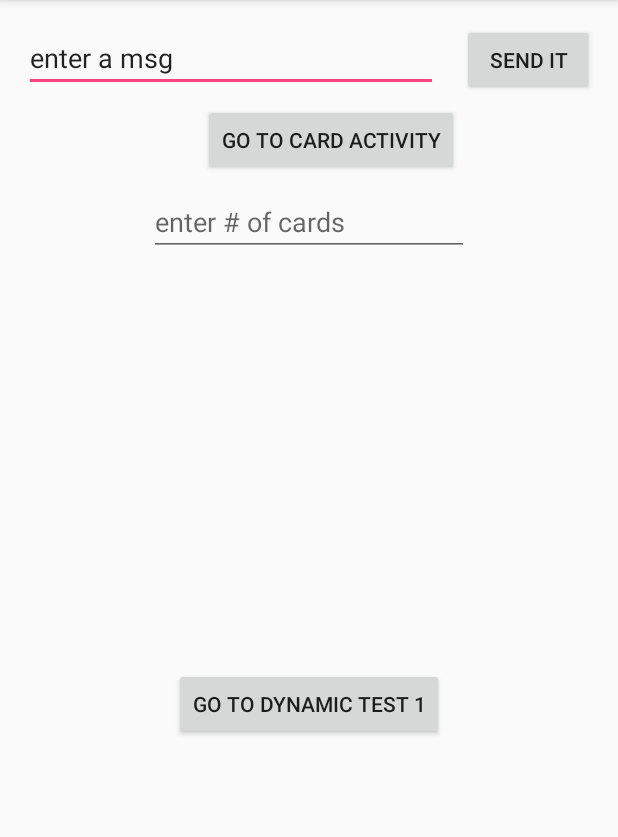
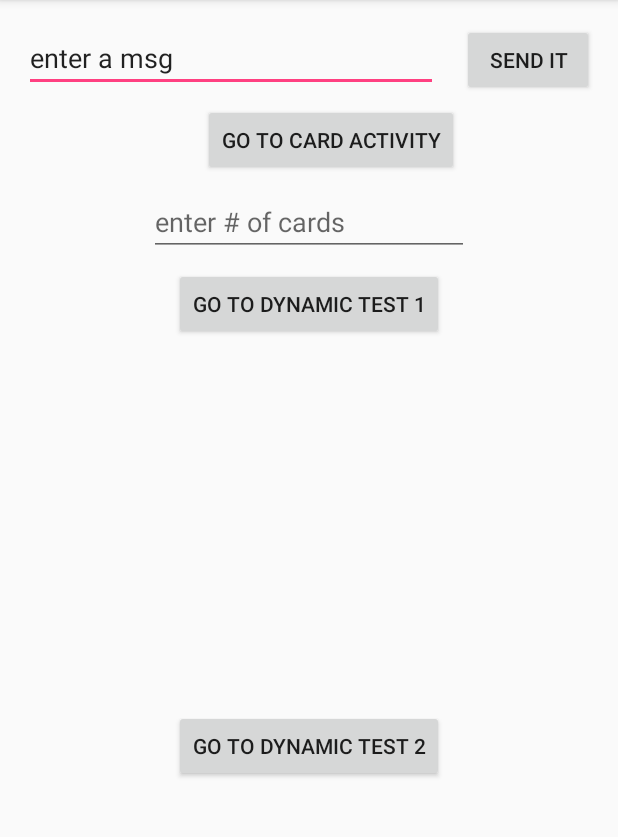
Before and after one commit to Brandon-Valley/android_app_tests, an Android app: the screen it shows after launch (MainActivity), on a phone screen of 412 x 824 dp, the part 84-921 px from its top. Run offline under Robolectric (Android 15) with nearby library versions, the phone set to English and light mode, and no system bars.

Commit message:
added dynamic test 2 activity

```diff
--- a/test_app_0/app/src/main/res/layout/activity_main.xml
+++ b/test_app_0/app/src/main/res/layout/activity_main.xml
@@ -84,7 +84,6 @@
         android:id="@+id/button3"
         android:layout_width="wrap_content"
         android:layout_height="wrap_content"
-        android:layout_marginBottom="8dp"
         android:layout_marginEnd="8dp"
         android:layout_marginLeft="8dp"
         android:layout_marginRight="8dp"
@@ -92,8 +91,24 @@
         android:layout_marginTop="8dp"
         android:onClick="goToDynamicTest1Activity"
         android:text="@string/button_go_to_dynamic_test_1"
+        app:layout_constraintEnd_toEndOf="parent"
+        app:layout_constraintStart_toStartOf="parent"
+        app:layout_constraintTop_toBottomOf="@+id/editTextNumCards" />
+
+    <Button
+        android:id="@+id/button4"
+        android:layout_width="wrap_content"
+        android:layout_height="wrap_content"
+        android:layout_marginBottom="8dp"
+        android:layout_marginEnd="8dp"
+        android:layout_marginLeft="8dp"
+        android:layout_marginRight="8dp"
+        android:layout_marginStart="8dp"
+        android:layout_marginTop="8dp"
+        android:onClick="goToDynamicTest2Activity"
+        android:text="@string/button_go_to_dynamic_test_2"
         app:layout_constraintBottom_toBottomOf="parent"
         app:layout_constraintEnd_toEndOf="parent"
         app:layout_constraintStart_toStartOf="parent"
-        app:layout_constraintTop_toBottomOf="@+id/editTextNumCards" />
+        app:layout_constraintTop_toBottomOf="@+id/button3" />
 </android.support.constraint.ConstraintLayout>
--- a/test_app_0/app/src/main/res/values/strings.xml
+++ b/test_app_0/app/src/main/res/values/strings.xml
@@ -5,4 +5,5 @@
     <string name="button_go_to_card_activity">Go to card activity</string>
     <string name="edit_num_cards">enter # of cards</string>
     <string name="button_go_to_dynamic_test_1">go to dynamic test 1</string>
+    <string name="button_go_to_dynamic_test_2">go to dynamic test 2</string>
 </resources>
```
Also changed, not shown: test_app_0/app/src/main/AndroidManifest.xml (+12 -4 lines), test_app_0/app/src/main/java/com/example/brandon/test_app_0/MainActivity.java (+15 -10 lines), test_app_0/app/src/main/java/com/example/brandon/test_app_0/dynamicTest2Activity.java (added, +21 -0 lines), test_app_0/app/src/main/res/layout/activity_dynamic_test_1.xml (+12 -0 lines), test_app_0/app/src/main/res/layout/activity_dynamic_test_2.xml (added, +9 -0 lines).
